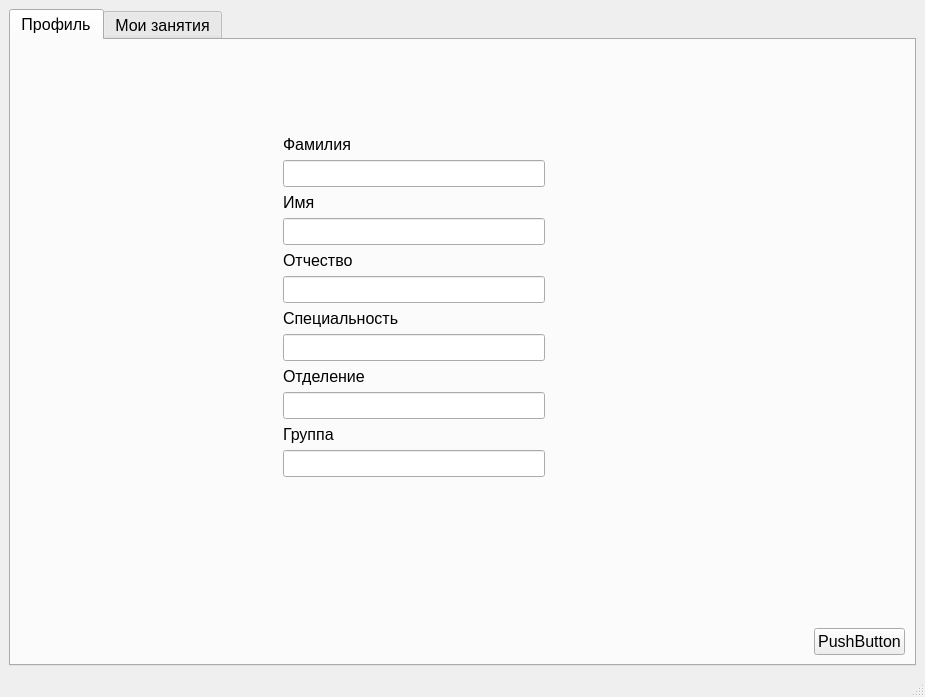
Qt form Plan/listenerwindow.ui (Undetaker45/MDKP) before a commit.
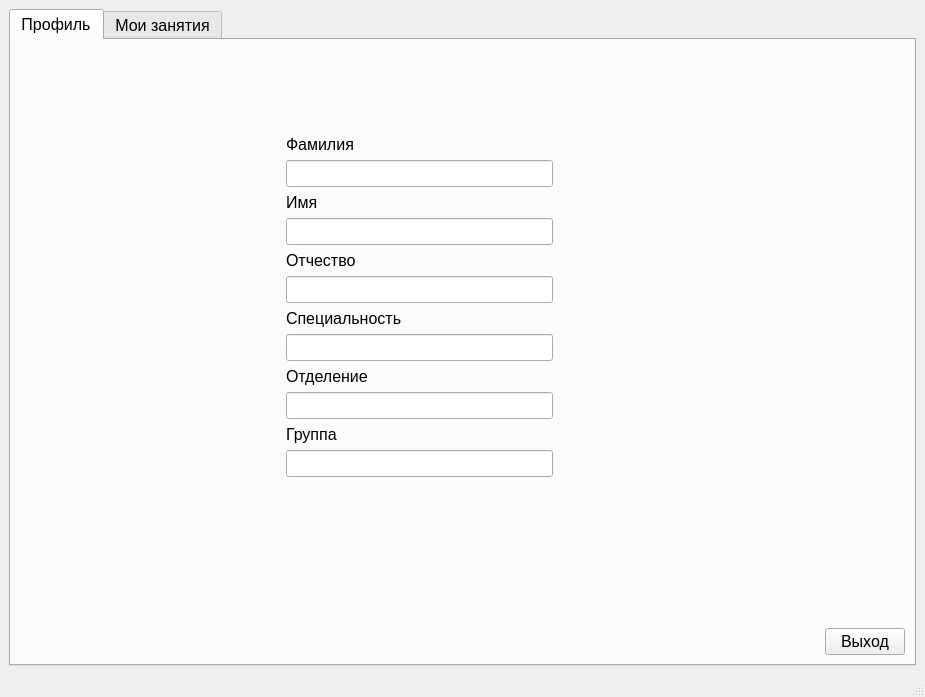
The same form after that commit. The open tabs and pages were chosen to show the change.

Patch:
```diff
--- a/Plan/listenerwindow.ui
+++ b/Plan/listenerwindow.ui
@@ -183,7 +183,7 @@
               <item>
                <widget class="QPushButton" name="pushButton">
                 <property name="text">
-                 <string>PushButton</string>
+                 <string>Выход</string>
                 </property>
                </widget>
               </item>
```
Left out of the diff: 10 changed lines with no effect on the pictures.
